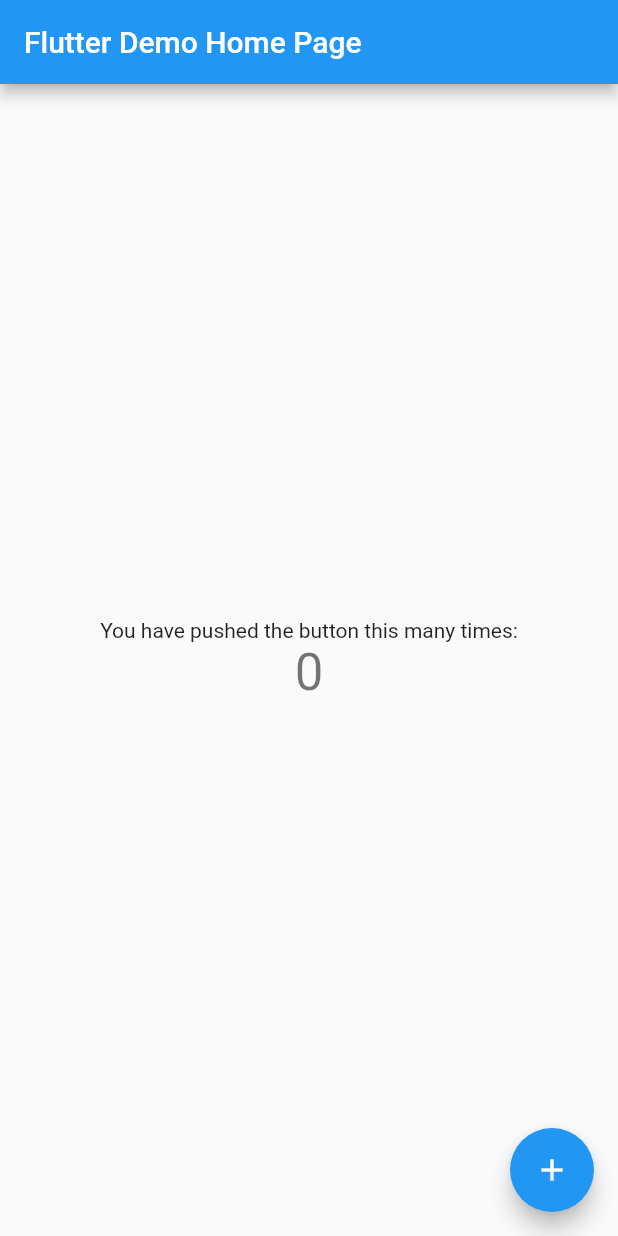
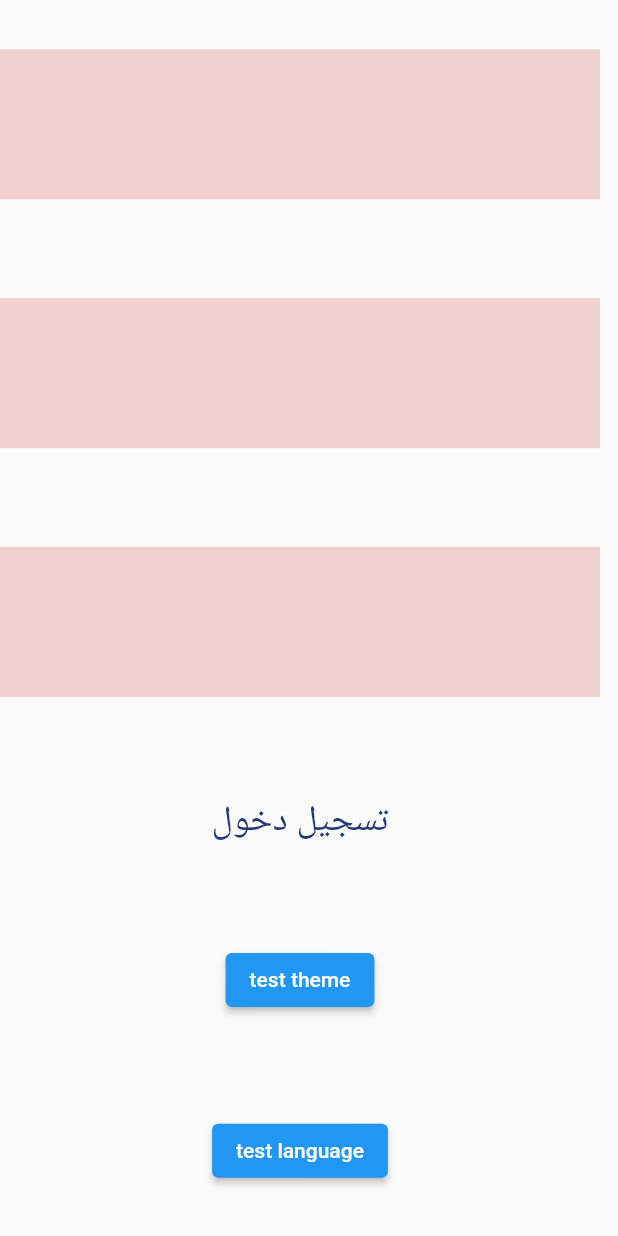
Before and after one commit to MarwanSallum/cakehouse-store-app, a Flutter app: the screen it shows after launch, on a phone screen of 412 x 824 dp. Run offline on Flutter 3.47's test engine with Material 2 defaults, Android fonts, the phone set to English and light mode, and no system bars; our stand-ins replace equatable, get, google_fonts, internet_connection_checker, shared_preferences; Roboto replaces fonts that are missing (Cairo).

Commit message:
setup dependencies, theme, language

```diff
--- /dev/null
+++ b/lib/core/config/dependencies.dart
@@ -0,0 +1,25 @@
+import 'package:get/get.dart';
+import 'package:store_app/core/languages/app_languages.dart';
+import 'package:store_app/core/network/network_info.dart';
+import 'package:store_app/core/storage/app_storage.dart';
+import 'package:store_app/core/theme/mode/dark_v1.dart';
+import 'package:store_app/core/theme/mode/light_v1.dart';
+import 'package:store_app/core/theme/theme.dart';
+
+class Dependencies{
+
+  static AppStorage get appStorage => Get.find<AppStorage>();
+  static LightModeVersion1 get lightModeV1 => Get.find<CoreTheme>(tag: 'light_v1') as LightModeVersion1;
+  static DarkModeVersion1 get darkModeV1 => Get.find<CoreTheme>(tag: 'dark_v1') as DarkModeVersion1;
+  static AppLanguages get appLanguages => Get.find<AppLanguages>();
+
+   injection() async{
+    await Get.putAsync<NetworkInfoImpl>(() => NetworkInfoImpl().init());
+    await Get.putAsync<AppStorage>(() => AppStorage().init(), permanent: true);
+    await Get.putAsync<CoreTheme>(() => LightModeVersion1().init(), tag: 'light_v1');
+    await Get.putAsync<CoreTheme>(() => DarkModeVersion1().init(), tag: 'dark_v1');
+    await Get.putAsync<AppLanguages>(() => AppLanguages().init());
+
+  }
+
+}
--- /dev/null
+++ b/lib/core/errors/exceptions.dart
@@ -0,0 +1,5 @@
+class ServerException implements Exception {}
+
+class EmptyCacheException implements Exception {}
+
+class OfflineException implements Exception {}
--- /dev/null
+++ b/lib/core/languages/app_languages.dart
@@ -0,0 +1,33 @@
+import 'dart:convert';
+
+import 'package:flutter/services.dart';
+import 'package:get/get.dart';
+
+class AppLanguages extends Translations{
+  final List<String> availableLocales = ["ar", "en"];
+  final List<String> fileList = [
+    "auth", "validations"
+  ];
+
+  @override
+  Map<String, Map<String, String>> get keys => loadedKeys;
+
+  Map<String, Map<String, String>> loadedKeys = {};
+
+  Future<AppLanguages> init() async{
+    for(String locale in availableLocales){
+      loadedKeys[locale] = {};
+      try{
+        for(String file in fileList){
+          Map<String, String> translations = {};
+          String data = await rootBundle.loadString("assets/languages/$locale/$file.json");
+          translations.addAll(Map<String, String>.from(jsonDecode(data)));
+          loadedKeys[locale]!.addAll(translations);
+        }
+      }catch(error){
+        throw Exception("${error.toString()} Failed to load locale $locale");
+      }
+    }
+    return this;
+  }
+}
--- /dev/null
+++ b/lib/core/network/network_info.dart
@@ -0,0 +1,17 @@
+import 'package:internet_connection_checker/internet_connection_checker.dart';
+
+abstract class NetworkInfo {
+  bool get isConnected;
+}
+
+class NetworkInfoImpl implements NetworkInfo {
+  late bool _hasConnection;
+
+  Future<NetworkInfoImpl> init() async{
+    _hasConnection = await  InternetConnectionChecker().hasConnection;
+    return this;
+  }
+
+  @override
+  bool get isConnected =>  _hasConnection;
+}
--- /dev/null
+++ b/lib/core/storage/app_storage.dart
@@ -0,0 +1,55 @@
+import 'package:flutter/material.dart';
+import 'package:shared_preferences/shared_preferences.dart';
+import 'package:store_app/core/storage/keys.dart';
+import 'package:get/get.dart';
+
+class AppStorage{
+  late SharedPreferences _sharedPreferences;
+
+  Future<AppStorage> init() async{
+    _sharedPreferences = await SharedPreferences.getInstance();
+    return this;
+  }
+
+  //// Theme Mode Store //////////////////////////////////////////
+  isSavedDarkMode(){
+    return _sharedPreferences.getBool(StorageKeys.darkMode) ?? false;
+  }
+
+  saveThemeMode(bool isDarkMode) async{
+    await _sharedPreferences.setBool(StorageKeys.darkMode, isDarkMode);
+  }
+
+  ThemeMode getThemeMode(){
+    return isSavedDarkMode() ? ThemeMode.dark : ThemeMode.light;
+  }
+
+  void changeThemeMode(){
+    Get.changeThemeMode(
+        isSavedDarkMode()
+            ? ThemeMode.light
+            : ThemeMode.dark
+    );
+    saveThemeMode(! isSavedDarkMode());
+  }
+
+  //// Language Store ///////////////////////////////////////////
+  isEnglishLanguage(){
+    return _sharedPreferences.getBool(StorageKeys.englishLanguage) ?? false;
+  }
+
+  saveLanguage(bool isEnglish) async{
+    await _sharedPreferences.setBool(StorageKeys.englishLanguage, isEnglish);
+  }
+
+  Locale getLanguage(){
+    return isEnglishLanguage() ?  const Locale('en') :  const Locale('ar');
+  }
+
+  void changeLanguage(){
+    Get.updateLocale(isEnglishLanguage() ? const Locale('ar') : const Locale('en'));
+    saveLanguage(! isEnglishLanguage());
+    Get.reload();
+  }
+
+}
--- /dev/null
+++ b/lib/core/storage/keys.dart
@@ -0,0 +1,4 @@
+class StorageKeys{
+  static const String darkMode = 'dark_mode';
+  static const String englishLanguage = 'english';
+}
--- /dev/null
+++ b/lib/core/theme/mode/dark_v1.dart
@@ -0,0 +1,12 @@
+import 'package:flutter/material.dart';
+import 'package:store_app/core/theme/theme.dart';
+
+// Dark mode version 1
+class DarkModeVersion1 extends CoreTheme{
+  @override
+  String get fileName => 'dark_v1';
+
+  @override
+  ThemeData get themeData => ThemeData.dark();
+
+}
--- /dev/null
+++ b/lib/core/theme/mode/light_v1.dart
@@ -0,0 +1,11 @@
+import 'package:flutter/material.dart';
+import 'package:store_app/core/theme/theme.dart';
+
+// Light mode version 1
+class LightModeVersion1 extends CoreTheme{
+  @override
+  String get fileName => 'light_v1';
+
+  @override
+  ThemeData get themeData => ThemeData.light();
+}
--- /dev/null
+++ b/lib/core/theme/theme.dart
@@ -0,0 +1,48 @@
+import 'dart:convert';
+import 'package:flutter/material.dart';
+import 'package:flutter/services.dart';
+import 'package:google_fonts/google_fonts.dart';
+
+abstract class CoreTheme{
+  Map<String,dynamic> themeSettings = {};
+  String get fileName;
+  ThemeData get themeData;
+
+  set baseThemeData(ThemeData baseThemeData){
+    this.baseThemeData = baseThemeData;
+  }
+
+  Future<CoreTheme> init() async{
+    try{
+      String data = await rootBundle.loadString('assets/themes/$fileName.json');
+      themeSettings = Map<String,dynamic>.from( jsonDecode(data) );
+    }catch(error){
+      throw Exception("${error.toString()} Failed to load Theme Settings");
+    }
+    return this;
+  }
+
+  ThemeData buildTheme(BuildContext context){
+    return themeData.copyWith(
+      primaryColor: primaryColor,
+      // appBarTheme: ThemeStyle.appBarTheme(color: primaryColor),
+      textTheme: GoogleFonts.cairoTextTheme().apply(bodyColor: textPrimaryColor ),
+      // elevatedButtonTheme: ThemeStyle.elevatedButtonTheme(primaryColor, secondaryColor),
+      // inputDecorationTheme: ThemeStyle.inputDecoration(primaryColor),
+    );
+  }
+
+  Color getColor({required String filed, required String name, String? shade = 'main'}){
+    String value = themeSettings[filed][name][shade] ?? '#ff8d00';
+    if(value.startsWith('#')){
+      value = value.replaceAll('#', '');
+    }
+    return Color(int.tryParse("0xff$value") ?? 0xffff8d00);
+  }
+
+  Color get primaryColor => getColor(filed: 'colors', name: 'primary');
+
+  Color get textPrimaryColor => getColor(filed: 'text',name: 'primary');
+
+
+}
--- a/lib/main.dart
+++ b/lib/main.dart
@@ -1,115 +1,64 @@
 import 'package:flutter/material.dart';
+import 'package:flutter/services.dart';
+import 'package:flutter_localizations/flutter_localizations.dart';
+import 'package:store_app/core/config/dependencies.dart';
+import 'package:get/get.dart';
 
-void main() {
-  runApp(const MyApp());
+
+void main() async{
+  WidgetsFlutterBinding.ensureInitialized();
+  await Dependencies().injection();
+  SystemChrome.setPreferredOrientations([DeviceOrientation.portraitUp])
+      .then((_) => runApp(const StoreApp()));
 }
 
-class MyApp extends StatelessWidget {
-  const MyApp({Key? key}) : super(key: key);
 
-  // This widget is the root of your application.
+class StoreApp extends StatelessWidget {
+  const StoreApp({Key? key}) : super(key: key);
+
   @override
   Widget build(BuildContext context) {
-    return MaterialApp(
-      title: 'Flutter Demo',
-      theme: ThemeData(
-        // This is the theme of your application.
-        //
-        // Try running your application with "flutter run". You'll see the
-        // application has a blue toolbar. Then, without quitting the app, try
-        // changing the primarySwatch below to Colors.green and then invoke
-        // "hot reload" (press "r" in the console where you ran "flutter run",
-        // or simply save your changes to "hot reload" in a Flutter IDE).
-        // Notice that the counter didn't reset back to zero; the application
-        // is not restarted.
-        primarySwatch: Colors.blue,
-      ),
-      home: const MyHomePage(title: 'Flutter Demo Home Page'),
+    return GetMaterialApp(
+      debugShowCheckedModeBanner: false,
+      home: Test(),
+      themeMode: Dependencies.appStorage.getThemeMode(),
+      theme: Dependencies.lightModeV1.buildTheme(context),
+      darkTheme: Dependencies.darkModeV1.buildTheme(context),
+      locale: Dependencies.appStorage.getLanguage(),
+      translations: Dependencies.appLanguages,
+      localizationsDelegates: const [
+        GlobalMaterialLocalizations.delegate,
+        GlobalWidgetsLocalizations.delegate,
+        GlobalCupertinoLocalizations.delegate,
+      ],
     );
   }
 }
 
-class MyHomePage extends StatefulWidget {
-  const MyHomePage({Key? key, required this.title}) : super(key: key);
 
-  // This widget is the home page of your application. It is stateful, meaning
-  // that it has a State object (defined below) that contains fields that affect
-  // how it looks.
-
-  // This class is the configuration for the state. It holds the values (in this
-  // case the title) provided by the parent (in this case the App widget) and
-  // used by the build method of the State. Fields in a Widget subclass are
-  // always marked "final".
-
-  final String title;
-
-  @override
-  State<MyHomePage> createState() => _MyHomePageState();
-}
-
-class _MyHomePageState extends State<MyHomePage> {
-  int _counter = 0;
-
-  void _incrementCounter() {
-    setState(() {
-      // This call to setState tells the Flutter framework that something has
-      // changed in this State, which causes it to rerun the build method below
-      // so that the display can reflect the updated values. If we changed
-      // _counter without calling setState(), then the build method would not be
-      // called again, and so nothing would appear to happen.
-      _counter++;
-    });
-  }
+class Test extends StatelessWidget {
+  const Test({Key? key}) : super(key: key);
 
   @override
   Widget build(BuildContext context) {
-    // This method is rerun every time setState is called, for instance as done
-    // by the _incrementCounter method above.
-    //
-    // The Flutter framework has been optimized to make rerunning build methods
-    // fast, so that you can just rebuild anything that needs updating rather
-    // than having to individually change instances of widgets.
     return Scaffold(
-      appBar: AppBar(
-        // Here we take the value from the MyHomePage object that was created by
-        // the App.build method, and use it to set our appbar title.
-        title: Text(widget.title),
+      body: Column(
+        mainAxisAlignment: MainAxisAlignment.spaceAround,
+        children: [
+          Container(height: 100, width: 400, color: context.theme.primaryColor,),
+          Container(height: 100, width: 400, color: context.theme.primaryColor,),
+          Container(height: 100, width: 400, color: context.theme.primaryColor,),
+          Text('login'.tr, style: context.textTheme.headlineSmall,),
+          ElevatedButton(onPressed: (){
+            Dependencies.appStorage.changeThemeMode();
+          }, child: Text('test theme'),
+          ),
+          ElevatedButton(onPressed: (){
+            Dependencies.appStorage.changeLanguage();
+          }, child: Text('test language'),
+          ),
+        ],
       ),
-      body: Center(
-        // Center is a layout widget. It takes a single child and positions it
-        // in the middle of the parent.
-        child: Column(
-          // Column is also a layout widget. It takes a list of children and
-          // arranges them vertically. By default, it sizes itself to fit its
-          // children horizontally, and tries to be as tall as its parent.
-          //
-          // Invoke "debug painting" (press "p" in the console, choose the
-          // "Toggle Debug Paint" action from the Flutter Inspector in Android
-          // Studio, or the "Toggle Debug Paint" command in Visual Studio Code)
-          // to see the wireframe for each widget.
-          //
-          // Column has various properties to control how it sizes itself and
-          // how it positions its children. Here we use mainAxisAlignment to
-          // center the children vertically; the main axis here is the vertical
-          // axis because Columns are vertical (the cross axis would be
-          // horizontal).
-          mainAxisAlignment: MainAxisAlignment.center,
-          children: <Widget>[
-            const Text(
-              'You have pushed the button this many times:',
-            ),
-            Text(
-              '$_counter',
-              style: Theme.of(context).textTheme.headline4,
-            ),
-          ],
-        ),
-      ),
-      floatingActionButton: FloatingActionButton(
-        onPressed: _incrementCounter,
-        tooltip: 'Increment',
-        child: const Icon(Icons.add),
-      ), // This trailing comma makes auto-formatting nicer for build methods.
     );
   }
 }
```
Also changed, not shown: assets/languages/ar/auth.json (added, +22 -0 lines), assets/languages/ar/validations.json (added, +9 -0 lines), assets/languages/en/auth.json (added, +22 -0 lines), assets/languages/en/validations.json (added, +9 -0 lines), assets/themes/dark_v1.json (added, +48 -0 lines), assets/themes/light_v1.json (added, +47 -0 lines), lib/core/errors/failures.dart (added, +19 -0 lines), lib/core/util/router.dart (added, +40 -0 lines), pubspec.yaml (+24 -68 lines), pubspec.lock, 1 other file.
